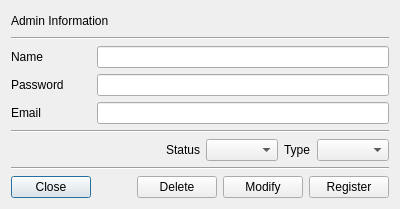
Old version of the form CCMan/admin_dlg.ui in the repository jykim74/CCMan.
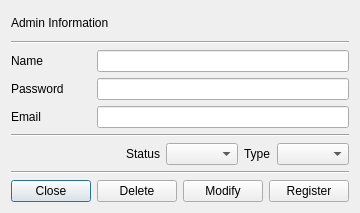
New version of the form.

Commit message: UI 개선

What changed in the file:
```diff
--- a/CCMan/admin_dlg.ui
+++ b/CCMan/admin_dlg.ui
@@ -6,8 +6,8 @@
    <rect>
     <x>0</x>
     <y>0</y>
-    <width>400</width>
-    <height>209</height>
+    <width>344</width>
+    <height>213</height>
    </rect>
   </property>
   <property name="windowTitle">
@@ -44,7 +44,14 @@
       </widget>
      </item>
      <item row="0" column="1">
-      <widget class="QLineEdit" name="mNameText"/>
+      <widget class="QLineEdit" name="mNameText">
+       <property name="minimumSize">
+        <size>
+         <width>200</width>
+         <height>0</height>
+        </size>
+       </property>
+      </widget>
      </item>
     </layout>
    </item>
```
The commit also changes 2 other files.
